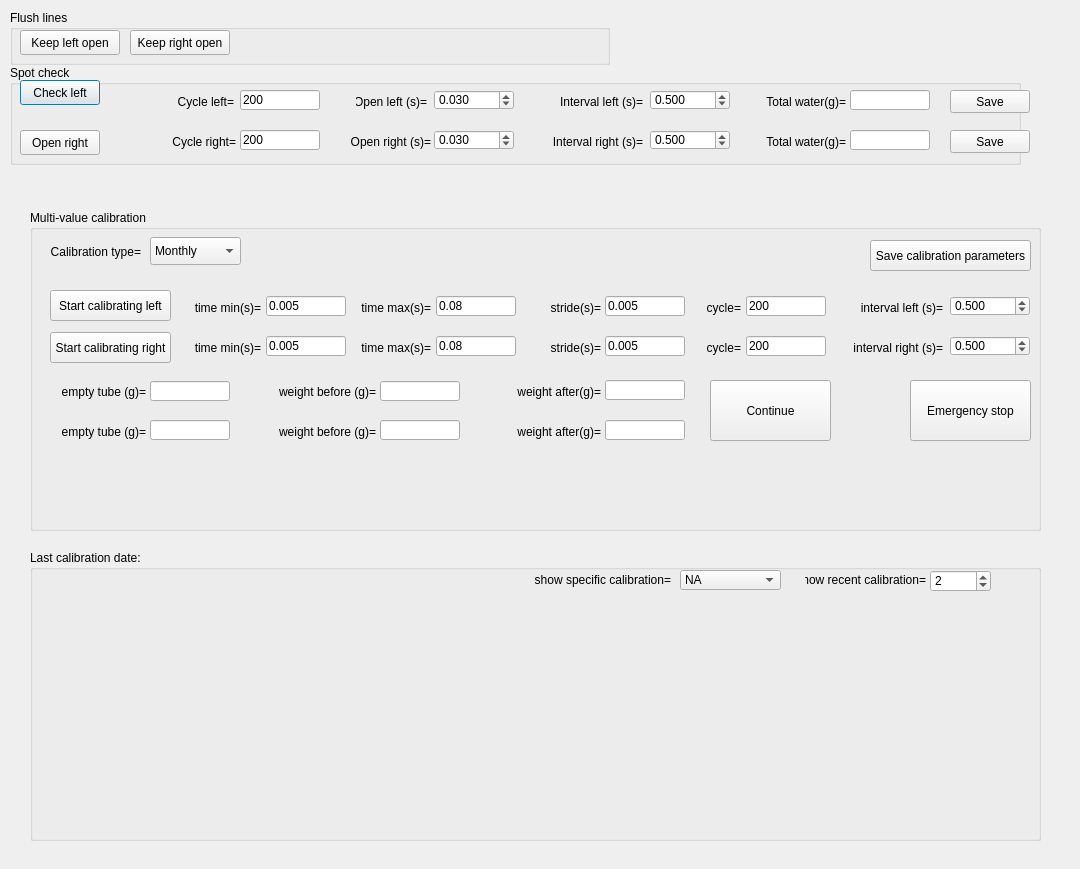
The window that src/foraging_gui/Calibration.ui (AllenNeuralDynamics/dynamic-foraging-task) describes before a commit, drawn with Qt 5.
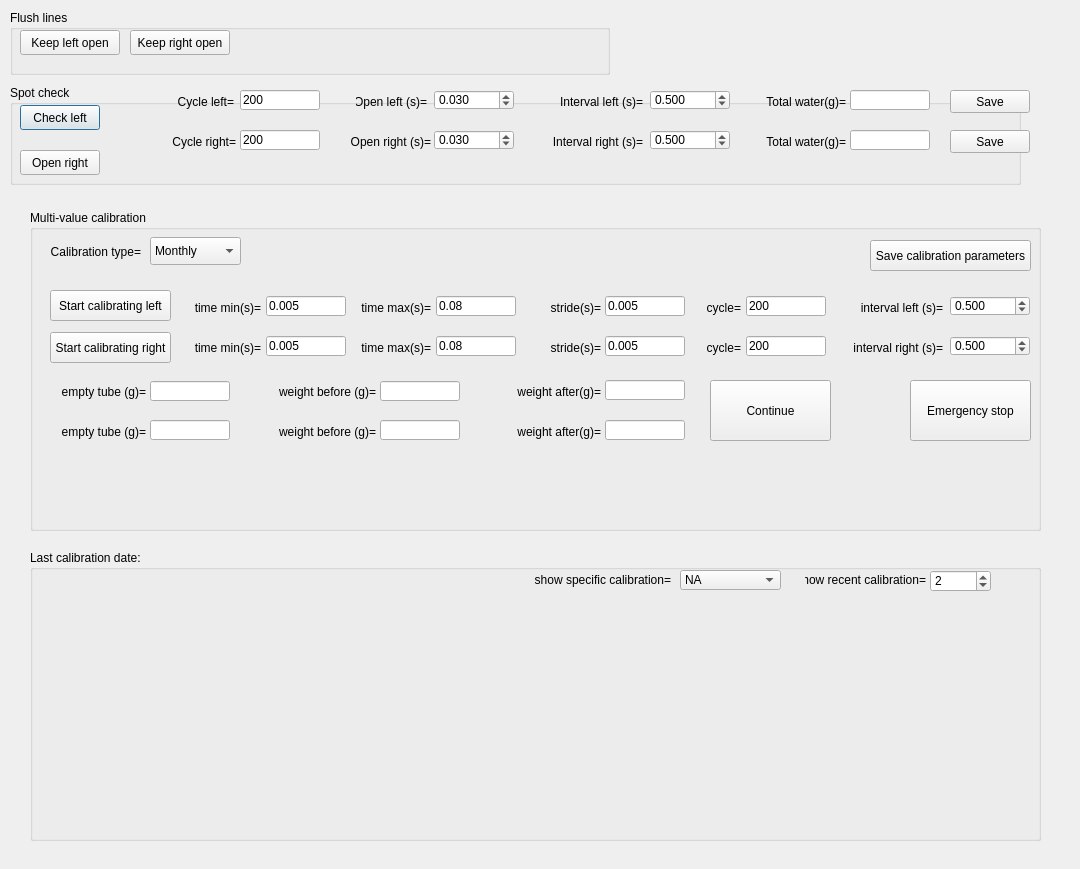
The same window after the commit.

Diff of the .ui file:
```diff
--- a/src/foraging_gui/Calibration.ui
+++ b/src/foraging_gui/Calibration.ui
@@ -233,7 +233,7 @@
    <property name="geometry">
     <rect>
      <x>20</x>
-     <y>80</y>
+     <y>105</y>
      <width>80</width>
      <height>25</height>
     </rect>
@@ -249,7 +249,7 @@
    <property name="geometry">
     <rect>
      <x>20</x>
-     <y>130</y>
+     <y>150</y>
      <width>80</width>
      <height>25</height>
     </rect>
@@ -993,7 +993,7 @@
      <x>10</x>
      <y>10</y>
      <width>600</width>
-     <height>55</height>
+     <height>65</height>
     </rect>
    </property>
    <property name="title">
@@ -1004,7 +1004,7 @@
    <property name="geometry">
     <rect>
      <x>10</x>
-     <y>65</y>
+     <y>85</y>
      <width>1011</width>
      <height>100</height>
     </rect>
```
